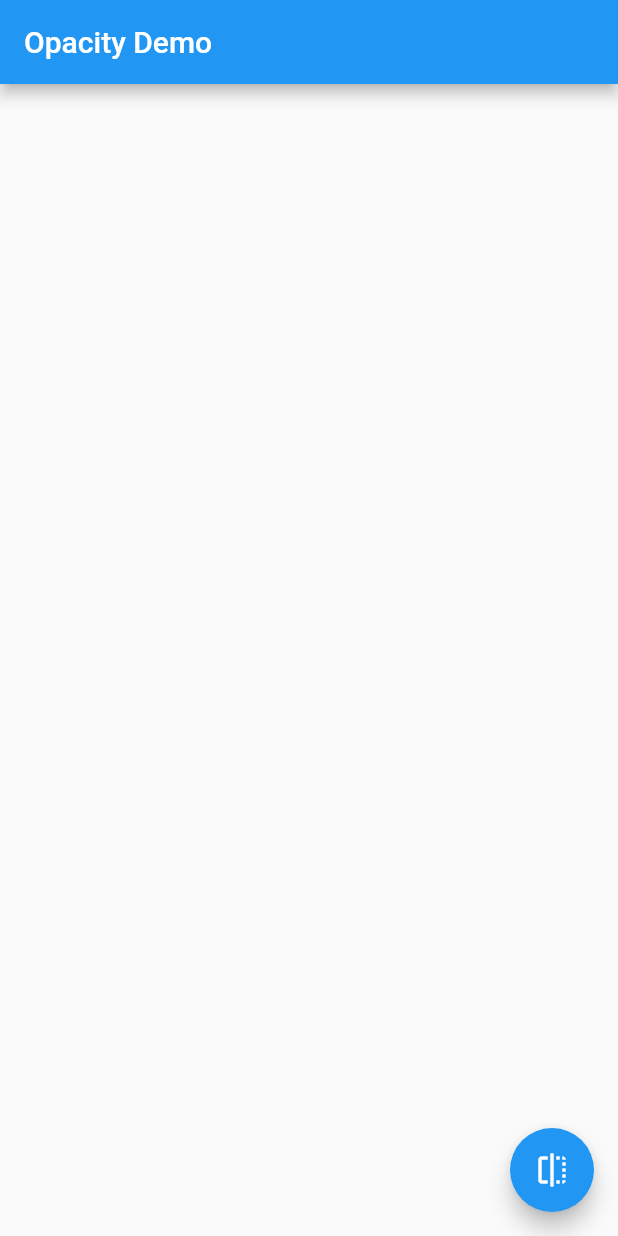
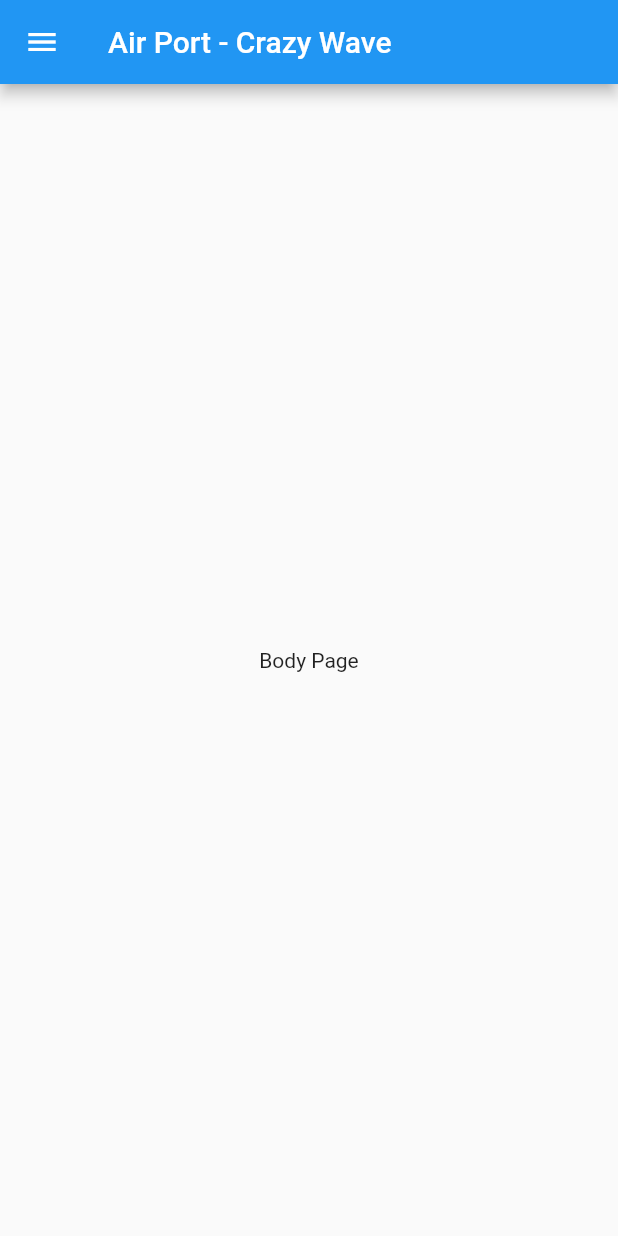
Before and after one commit to gyugie/flutter_animation, a Flutter app: the screen it shows after launch, on a phone screen of 412 x 824 dp. Run offline on Flutter 3.47's test engine with Material 2 defaults, Android fonts, the phone set to English and light mode, and no system bars.

Commit message:
Design with sidebar and config for release APK

```diff
--- a/lib/main.dart
+++ b/lib/main.dart
@@ -1,66 +1,108 @@
 import 'package:flutter/material.dart';
 
-void main() => runApp(FadeOut());
 
-class FadeOut extends StatelessWidget {
+void main() => runApp(MyApp());
+
+class MyApp extends StatelessWidget {
+  final appTitle = 'Air Port - Crazy Wave';
+
   @override
   Widget build(BuildContext context) {
-    final TitleApps = 'Opacity Demo';
     return MaterialApp(
-      title: TitleApps,
-      home: MyHomePage(title: TitleApps),
+      title: appTitle,
+      home: MyHome(title: appTitle),
     );
   }
 }
 
-//the statefull widget job is to take data and create s state class
-//in this case, the widget takes a title and creates a _MyhomePageState
-class MyHomePage extends StatefulWidget {
+class MyHome extends StatelessWidget {
   final String title;
 
-  MyHomePage({Key key, this.title}) : super (key : key);
-
-  @override
-  _MyHomePageState createState() => _MyHomePageState();
-}
-
-//the State class is responsible for two things: holdings some data you can
-//update and buiolding the UI using that data
-class _MyHomePageState extends State<MyHomePage> {
-  bool _visible = true;
+  MyHome({Key key, this.title}) : super(key : key);
 
   @override
   Widget build(BuildContext context) {
-   // The green box goes here with some other Widgets.
     return Scaffold(
       appBar: AppBar(
-        title: Text(widget.title),
+        title: Text(title),
       ),
       body: Center(
-        child: AnimatedOpacity(
-          //If the widget is visible, animate to 0.0 (invisible)
-          //If the widget is hiddenm animate to 1.0 (fully visible)
-          opacity: _visible ? 0.0 : 1.0,
-          duration: Duration(milliseconds: 1000),
-          //the green box must be a child of the AnimatedOpacity widget
-          child: Container(
-            width: 200.0,
-            height: 200.0,
-            color: Colors.green,
-          ),
+        child: Text('Body Page'),
+      ),
+      drawer: Drawer(
+        child: ListView(
+          //importan : remove any padding from the ListView
+          padding: EdgeInsets.zero,
+          children: <Widget>[
+            new UserAccountsDrawerHeader(
+              accountName: new Text("gyugie"),
+              accountEmail: new Text("mugypleci@gmail.com"),
+              onDetailsPressed: () {},
+            ),
+            ListTile(
+              leading: Icon(Icons.flight_takeoff),
+              title: Text('Arrival'),
+              onTap:(){
+                //Update the state of the app
+                Navigator.push(
+                  context,
+                  MaterialPageRoute(builder: (context) => ArrivalPage() ),
+                );
+              },
+            ),
+            ListTile(
+              leading: Icon(Icons.flight_land),
+              title: Text('Depature'),
+              onTap: () {
+                //Update the state of the app
+                //...
+                 Navigator.push(
+                  context,
+                  MaterialPageRoute(builder: (context) => DepaturePage() ),
+                );
+              },
+            ),
+          ],
         ),
-      ),
-      floatingActionButton: FloatingActionButton(
-        onPressed: () {
-          // Call state. This tells Flutter to rebuild the
-          //UI with the changes
-          setState(() {
-            _visible = !_visible;
-          });
-        },
-        tooltip: 'Toggle Opacity',
-        child: Icon(Icons.flip),
+      ),//add Drawer here in the next step,
+    );
+  }
+}
+
+class ArrivalPage extends StatelessWidget {
+  @override
+  Widget build(BuildContext context) {
+    return Scaffold(
+      appBar: AppBar(
+        title: Text('Arrival Page'),
+        ),
+      body: Center(
+         child: Column( // Replace with a Row for horizontal icon + text
+          mainAxisAlignment: MainAxisAlignment.center,
+          children: <Widget>[
+            Icon(Icons.flight_land, size: 50),
+            ],
+        ),
       ),
     );
   }
 }
+
+class DepaturePage extends StatelessWidget {
+  @override
+  Widget build(BuildContext context) {
+    return Scaffold(
+      appBar: AppBar(
+        title: Text('Depature Page'),
+        ),
+      body: Center(
+         child: Column( // Replace with a Row for horizontal icon + text
+          mainAxisAlignment: MainAxisAlignment.center,
+          children: <Widget>[
+            Icon(Icons.flight_takeoff, size: 50),
+            ],
+        ),
+      ),
+    );
+  }
+}
--- a/pubspec.yaml
+++ b/pubspec.yaml
@@ -34,6 +34,8 @@ dev_dependencies:
 
 # The following section is specific to Flutter.
 flutter:
+  assets:
+   - assets/data.png
 
   # The following line ensures that the Material Icons font is
   # included with your application, so that you can use the icons in
```
Also changed, not shown: assets/data.png (added), 3 other files.
